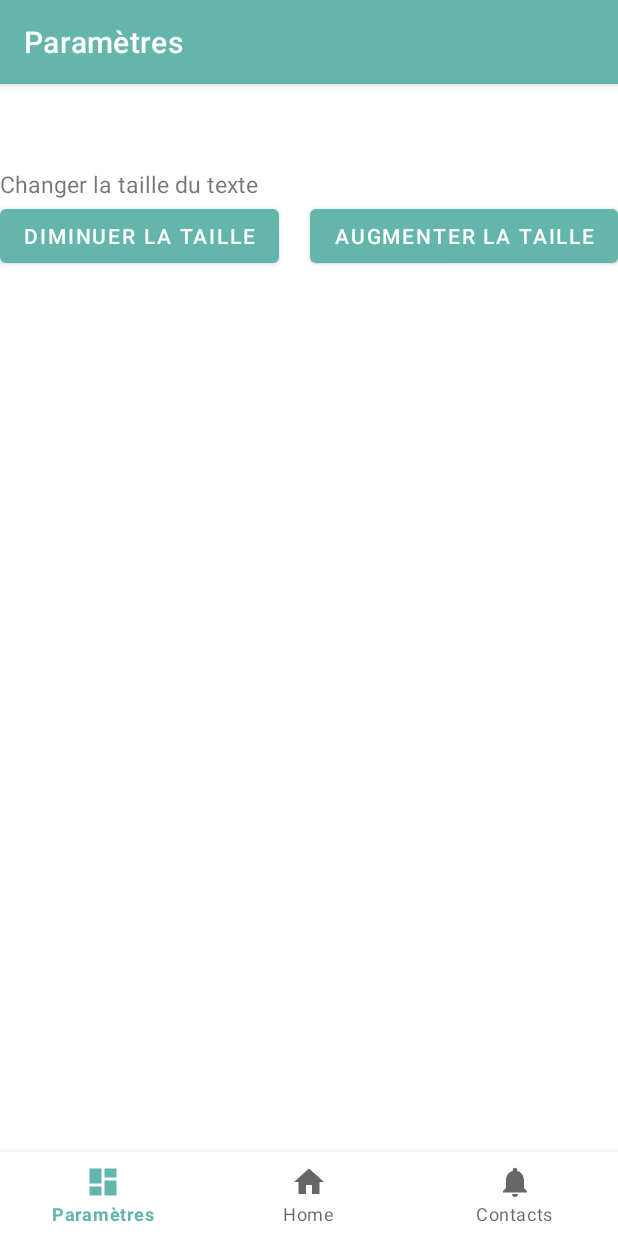
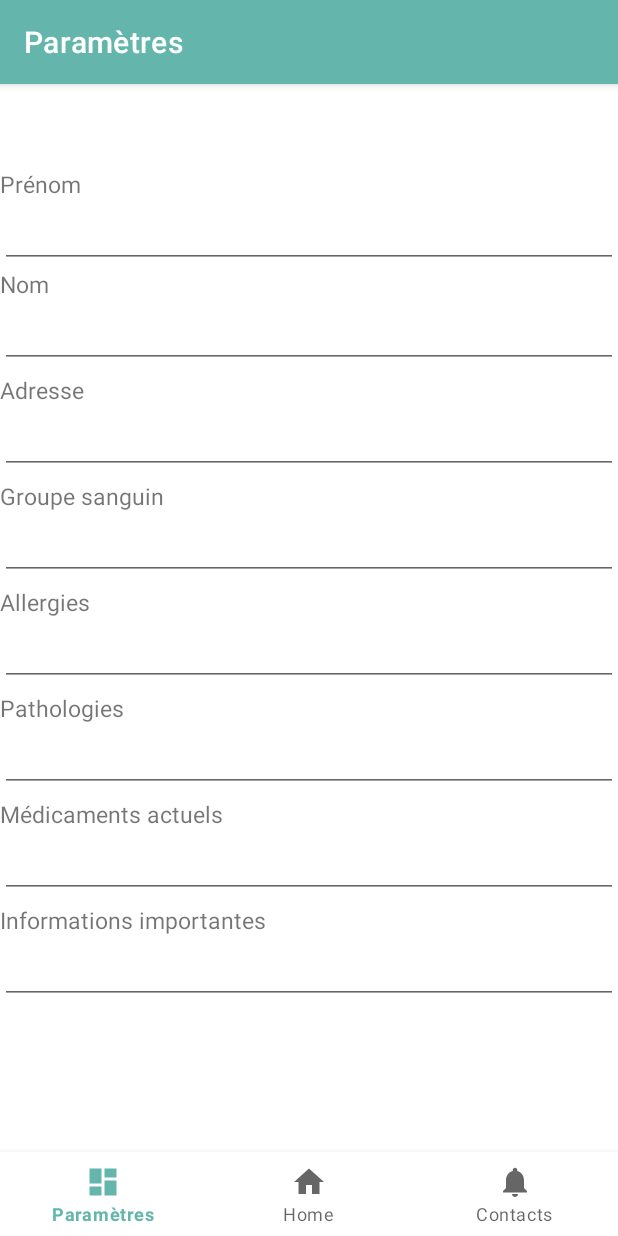
Before and after one commit to alexandre-bussiere/Pocket-Assistant, an Android app: the ParameterFragment screen opened through its navigation route, on a phone screen of 412 x 824 dp. Run offline under Robolectric (Android 15) with nearby library versions, the phone set to English and light mode, and no system bars; our stand-ins replace navigation-ui.

Commit message:
Page information

```diff
--- a/app/src/main/java/com/example/pocket_assistant/MainActivity.java
+++ b/app/src/main/java/com/example/pocket_assistant/MainActivity.java
@@ -1,6 +1,11 @@
 package com.example.pocket_assistant;
 
+import android.graphics.Paint;
 import android.os.Bundle;
+import android.util.TypedValue;
+import android.view.View;
+import android.widget.Button;
+import android.widget.TextView;
 
 import com.example.pocket_assistant.databinding.ActivityMainBinding;
 import com.google.android.material.bottomnavigation.BottomNavigationView;
--- a/app/src/main/res/layout/fragment_parameter.xml
+++ b/app/src/main/res/layout/fragment_parameter.xml
@@ -6,31 +6,146 @@
     android:layout_height="match_parent"
     tools:context=".ui.parameter.ParameterFragment">
 
+
     <TextView
         android:id="@+id/textView"
         android:layout_width="match_parent"
         android:layout_height="wrap_content"
-        android:text="@string/text_size"
+        android:text="@string/name"
+        android:textSize="@dimen/text_size"
         app:layout_constraintEnd_toEndOf="parent"
         app:layout_constraintStart_toStartOf="parent"
-        app:layout_constraintTop_toTopOf="parent"
-        android:textSize="@dimen/text_size"/>
-
-    <Button
-        android:id="@+id/button2"
-        android:layout_width="wrap_content"
+        app:layout_constraintTop_toTopOf="parent" />
+    <EditText
+        android:id="@+id/message"
+        android:layout_width="match_parent"
         android:layout_height="wrap_content"
-        android:text="@string/decrease"
-        app:layout_constraintEnd_toStartOf="@+id/button3"
-        app:layout_constraintHorizontal_bias="0.0"
+        android:inputType="textCapSentences|textAutoCorrect"
         app:layout_constraintStart_toStartOf="parent"
         app:layout_constraintTop_toBottomOf="@+id/textView" />
 
-    <Button
-        android:id="@+id/button3"
-        android:layout_width="wrap_content"
+
+    <TextView
+        android:id="@+id/textView2"
+        android:layout_width="match_parent"
         android:layout_height="wrap_content"
-        android:text="@string/increase"
-        app:layout_constraintEnd_toEndOf="parent"
-        app:layout_constraintTop_toBottomOf="@+id/textView" />
+        android:text="@string/surname"
+        android:textSize="@dimen/text_size"
+        app:layout_constraintStart_toStartOf="parent"
+        app:layout_constraintTop_toBottomOf="@+id/message" />
+    <EditText
+        android:id="@+id/message2"
+        android:layout_width="match_parent"
+        android:layout_height="wrap_content"
+        android:inputType="textCapSentences|textAutoCorrect"
+        app:layout_constraintStart_toStartOf="parent"
+        app:layout_constraintTop_toBottomOf="@+id/textView2" />
+
+
+    <TextView
+        android:id="@+id/textView2.5"
+        android:layout_width="match_parent"
+        android:layout_height="wrap_content"
+        android:layout_marginTop="4dp"
+        android:text="@string/adresse"
+        android:textSize="@dimen/text_size"
+        app:layout_constraintStart_toStartOf="parent"
+        app:layout_constraintTop_toBottomOf="@+id/message2" />
+    <EditText
+        android:id="@+id/message2.5"
+        android:layout_width="match_parent"
+        android:layout_height="wrap_content"
+        android:inputType="textCapSentences|textAutoCorrect"
+        app:layout_constraintStart_toStartOf="parent"
+        app:layout_constraintTop_toBottomOf="@+id/textView2.5" />
+
+
+    <TextView
+        android:id="@+id/textView3"
+        android:layout_width="match_parent"
+        android:layout_height="wrap_content"
+        android:layout_marginTop="4dp"
+        android:text="@string/groupe_sanguin"
+        android:textSize="@dimen/text_size"
+        app:layout_constraintStart_toStartOf="parent"
+        app:layout_constraintTop_toBottomOf="@+id/message2.5" />
+    <EditText
+        android:id="@+id/message3"
+        android:layout_width="match_parent"
+        android:layout_height="wrap_content"
+        android:inputType="textCapSentences|textAutoCorrect"
+        app:layout_constraintStart_toStartOf="parent"
+        app:layout_constraintTop_toBottomOf="@+id/textView3" />
+
+
+    <TextView
+        android:id="@+id/textView4"
+        android:layout_width="match_parent"
+        android:layout_height="wrap_content"
+        android:layout_marginTop="4dp"
+        android:text="@string/allergies"
+        android:textSize="@dimen/text_size"
+        app:layout_constraintStart_toStartOf="parent"
+        app:layout_constraintTop_toBottomOf="@+id/message3" />
+    <EditText
+        android:id="@+id/message4"
+        android:layout_width="match_parent"
+        android:layout_height="wrap_content"
+        android:inputType="textCapSentences|textAutoCorrect"
+        app:layout_constraintStart_toStartOf="parent"
+        app:layout_constraintTop_toBottomOf="@+id/textView4" />
+
+
+    <TextView
+        android:id="@+id/textView5"
+        android:layout_width="match_parent"
+        android:layout_height="wrap_content"
+        android:layout_marginTop="4dp"
+        android:text="@string/pathologies"
+        android:textSize="@dimen/text_size"
+        app:layout_constraintStart_toStartOf="parent"
+        app:layout_constraintTop_toBottomOf="@+id/message4" />
+    <EditText
+        android:id="@+id/message5"
+        android:layout_width="match_parent"
+        android:layout_height="wrap_content"
+        android:inputType="textCapSentences|textAutoCorrect"
+        app:layout_constraintStart_toStartOf="parent"
+        app:layout_constraintTop_toBottomOf="@+id/textView5" />
+
+
+    <TextView
+        android:id="@+id/textView6"
+        android:layout_width="match_parent"
+        android:layout_height="wrap_content"
+        android:layout_marginTop="4dp"
+        android:text="@string/m_dicaments_actuels"
+        android:textSize="@dimen/text_size"
+        app:layout_constraintStart_toStartOf="parent"
+        app:layout_constraintTop_toBottomOf="@+id/message5" />
+    <EditText
+        android:id="@+id/message6"
+        android:layout_width="match_parent"
+        android:layout_height="wrap_content"
+        android:inputType="textCapSentences|textAutoCorrect"
+        app:layout_constraintStart_toStartOf="parent"
+        app:layout_constraintTop_toBottomOf="@+id/textView6" />
+
+
+    <TextView
+        android:id="@+id/textView7"
+        android:layout_width="match_parent"
+        android:layout_height="wrap_content"
+        android:layout_marginTop="4dp"
+        android:text="@string/informations_importante"
+        android:textSize="@dimen/text_size"
+        app:layout_constraintStart_toStartOf="parent"
+        app:layout_constraintTop_toBottomOf="@+id/message6" />
+    <EditText
+        android:id="@+id/message7"
+        android:layout_width="match_parent"
+        android:layout_height="wrap_content"
+        android:inputType="textCapSentences|textAutoCorrect"
+        app:layout_constraintStart_toStartOf="parent"
+        app:layout_constraintTop_toBottomOf="@+id/textView7" />
 </androidx.constraintlayout.widget.ConstraintLayout>
--- a/app/src/main/res/values/strings.xml
+++ b/app/src/main/res/values/strings.xml
@@ -23,8 +23,14 @@
 
     <string name="start_detection">Démarrer la détection</string>
 
-    <!-- Setting -->
-    <string name="text_size">Changer la taille du texte</string>
-    <string name="increase">Augmenter la taille</string>
-    <string name="decrease">Diminuer la taille</string>
+    <!-- Account -->
+    <string name="surname">Nom</string>
+    <string name="name">Prénom</string>
+    <string name="allergies">Allergies</string>
+    <string name="groupe_sanguin">Groupe sanguin</string>
+    <string name="informations_importante">Informations importantes</string>
+    <string name="m_dicaments_actuels">Médicaments actuels</string>
+    <string name="pathologies">Pathologies</string>
+    <string name="adresse">Adresse</string>
+
 </resources>
```
